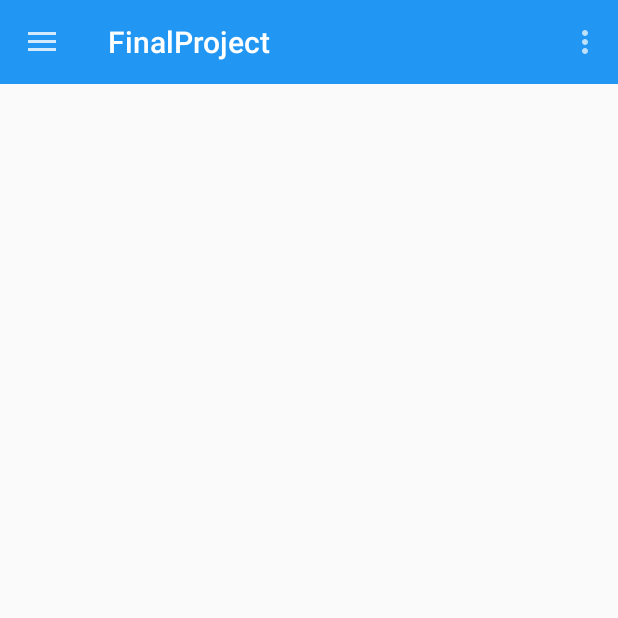
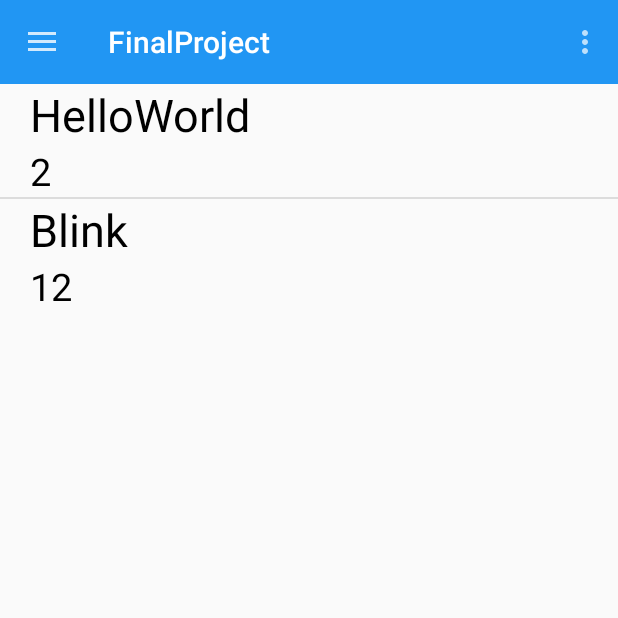
Before and after one commit to nguyentoanthang/FinalProject, an Android app: the screen it shows after launch (MainActivity), on a phone screen of 412 x 824 dp, the top half of it. Run offline under Robolectric (Android 15) with nearby library versions, the phone set to English and light mode, and no system bars; our stand-ins replace ButterKnife; libraries missing offline, so code that uses them is left out: com.parse; 4 statements that could not run were skipped.

Commit message:
+ update fragment

```diff
--- a/app/src/main/java/com/example/mac/finalproject/Project.java
+++ b/app/src/main/java/com/example/mac/finalproject/Project.java
@@ -11,6 +11,14 @@ public class Project {
     private Date createDate;
 
     private int numOfDone;
+
+    public Project() {
+
+    }
+    public Project(String name, int numOfDone) {
+        this.name = name;
+        this.numOfDone = numOfDone;
+    }
 
     public String getName() {
         return name;
--- a/app/src/main/java/com/example/mac/finalproject/ProjectAdapter.java
+++ b/app/src/main/java/com/example/mac/finalproject/ProjectAdapter.java
@@ -1,6 +1,7 @@
 package com.example.mac.finalproject;
 
 import android.app.Activity;
+import android.support.v4.app.Fragment;
 import android.view.LayoutInflater;
 import android.view.View;
 import android.view.ViewGroup;
@@ -36,7 +37,7 @@ public class ProjectAdapter extends ArrayAdapter<Project> {
 
         name.setText(currentProject.getName());
 
-        done.setText(currentProject.getNumOfDone());
+        done.setText(String.valueOf(currentProject.getNumOfDone()));
 
         return convertView;
 
--- a/app/src/main/java/com/example/mac/finalproject/ProjectFragment.java
+++ b/app/src/main/java/com/example/mac/finalproject/ProjectFragment.java
@@ -3,16 +3,86 @@ package com.example.mac.finalproject;
 import android.os.Bundle;
 import android.support.annotation.Nullable;
 import android.support.v4.app.Fragment;
+import android.support.v4.app.ListFragment;
+import android.util.Log;
 import android.view.LayoutInflater;
 import android.view.View;
 import android.view.ViewGroup;
+import android.widget.ListView;
+
+import java.util.ArrayList;
+
+import butterknife.Bind;
+import butterknife.ButterKnife;
 
 public class ProjectFragment extends Fragment {
+
+    @Bind(R.id.listProject) ListView lvProject;
+    ArrayList<Project> listProject = null;
+    ProjectAdapter myAdapter = null;
+    private final String TAG = "myTAG";
+
+
+    @Override
+    public void onCreate(@Nullable Bundle savedInstanceState) {
+        super.onCreate(savedInstanceState);
+        listProject = new ArrayList<>();
+        Log.d(TAG, "onCreate");
+    }
 
     @Nullable
     @Override
     public View onCreateView(LayoutInflater inflater, ViewGroup container, Bundle savedInstanceState) {
         View v = inflater.inflate(R.layout.project_fragment, container, false);
+        Log.d(TAG, "onCreateView");
+        ButterKnife.bind(this, v);
+
+        //DataPasser dataPasser = (DataPasser) this.getArguments().getSerializable("project");
+        //ArrayList<Project> list = dataPasser.getListProject();
+        listProject.add(new Project("HelloWorld", 2));
+        listProject.add(new Project("Blink", 12));
+        //for (int i = 0; i < list.size(); i++) {
+          //  listProject.add(list.get(i));
+        //}
+        myAdapter = new ProjectAdapter(getActivity(), R.layout.project_layout, listProject);
+        lvProject.setAdapter(myAdapter);
         return v;
     }
+
+    @Override
+    public void onPause() {
+        super.onPause();
+        Log.d(TAG, "onPause");
+    }
+
+    @Override
+    public void onDestroy() {
+        super.onDestroy();
+        Log.d(TAG, "onDestroy");
+    }
+
+    @Override
+    public void onDestroyView() {
+        super.onDestroyView();
+        Log.d(TAG, "onDestroyView");
+    }
+
+
+    @Override
+    public void onResume() {
+        super.onResume();
+        Log.d(TAG, "onResume");
+    }
+
+    @Override
+    public void onStart() {
+        super.onStart();
+        Log.d(TAG, "onStart");
+    }
+
+    @Override
+    public void onStop() {
+        super.onStop();
+        Log.d(TAG, "onStop");
+    }
 }
--- a/app/src/main/res/layout/project_layout.xml
+++ b/app/src/main/res/layout/project_layout.xml
@@ -8,7 +8,8 @@
         android:text="Text"
         android:id="@+id/nameProject"
         android:textSize="30sp"
-        android:layout_marginLeft="20dp"/>
+        android:layout_marginLeft="20dp"
+        android:textColor="@color/black"/>
 
     <TextView
         android:layout_width="wrap_content"
@@ -17,6 +18,7 @@
         android:textSize="25sp"
         android:id="@+id/doneWork"
         android:layout_below="@+id/nameProject"
-        android:layout_marginLeft="20dp"/>
+        android:layout_marginLeft="20dp"
+        android:textColor="@color/black"/>
 
 </RelativeLayout>
```
Also changed, not shown: app/src/main/java/com/example/mac/finalproject/DataPasser.java (added, +22 -0 lines), app/src/main/java/com/example/mac/finalproject/HeaderFragment.java (deleted, +0 -38 lines), app/src/main/java/com/example/mac/finalproject/MainActivity.java (+13 -3 lines).
